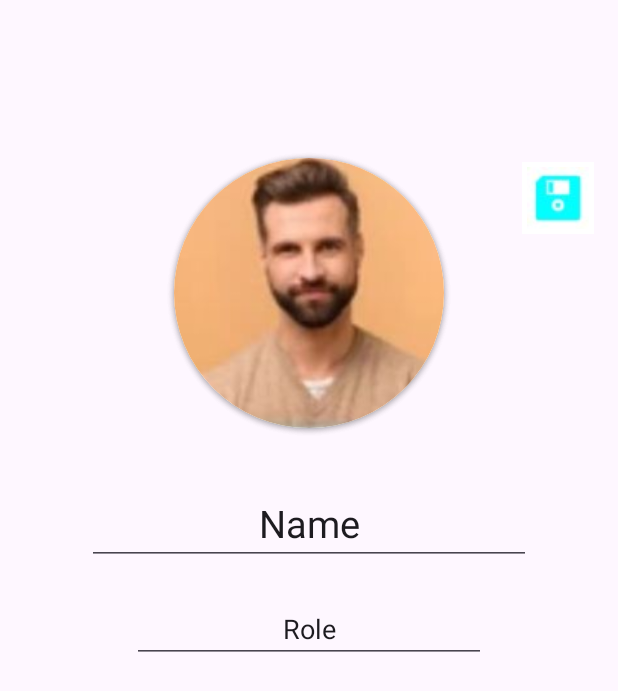
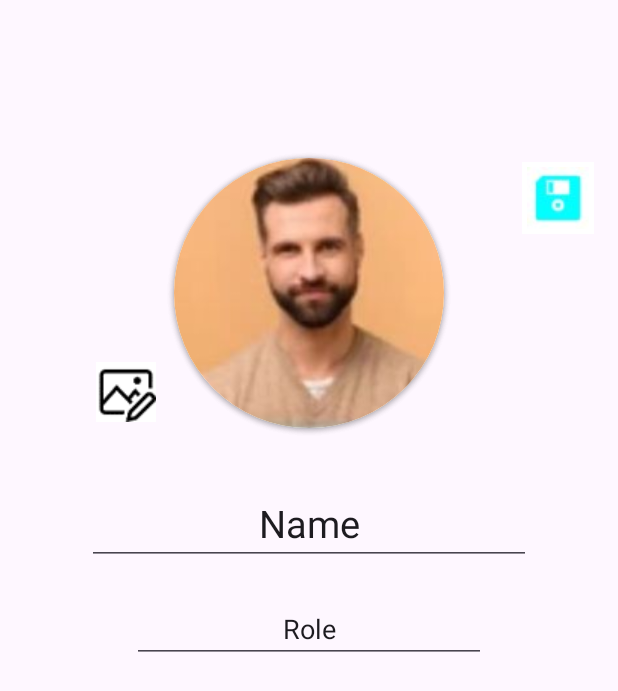
Before and after one commit to sapshmid/AICollabCanvas, an Android app: the screen it shows after launch (MainActivity), after a tap on an icon or button, on a phone screen of 412 x 824 dp. Shown: the top 691 px of the screen. Run offline under Robolectric (Android 15) with nearby library versions, the phone set to English and light mode, and no system bars.

Commit message:
Edit picture from gallery

```diff
--- a/app/src/main/java/com/example/aicollabcanvas/ProfileFragment.kt
+++ b/app/src/main/java/com/example/aicollabcanvas/ProfileFragment.kt
@@ -1,5 +1,9 @@
 package com.example.aicollabcanvas
 
+import android.app.Activity
+import android.content.Intent
+import android.media.Image
+import android.net.Uri
 import android.os.Bundle
 import androidx.fragment.app.Fragment
 import android.view.LayoutInflater
@@ -7,7 +11,10 @@ import android.view.View
 import android.view.ViewGroup
 import android.widget.EditText
 import android.widget.ImageButton
+import android.widget.ImageView
 import android.widget.TextView
+import androidx.activity.result.ActivityResultLauncher
+import androidx.activity.result.contract.ActivityResultContracts
 
 
 class ProfileFragment : Fragment() {
@@ -22,6 +29,12 @@ class ProfileFragment : Fragment() {
 
     var editProfileButton: ImageButton? = null
     var editMode: Boolean = false
+
+    var pic: Uri? = null
+    var profilePic: ImageView? = null
+    var editPictureButton: ImageButton? = null
+
+    lateinit var galleryLauncher: ActivityResultLauncher<Intent>
 
     companion object {
 
@@ -47,11 +60,22 @@ class ProfileFragment : Fragment() {
             role = it.getString(ROLE)
         }
 
+        galleryLauncher = registerForActivityResult(ActivityResultContracts.StartActivityForResult()) { result ->
+            if (result.resultCode == Activity.RESULT_OK) {
+                val selectedImageUri = result.data?.data
+                selectedImageUri?.let {
+                    profilePic?.setImageURI(it)
+                    pic = it
+                }
+            }
+        }
+
     }
 
     override fun onCreateView(
         inflater: LayoutInflater, container: ViewGroup?,
         savedInstanceState: Bundle?
+
     ): View? {
         val view = inflater.inflate(R.layout.fragment_profile, container, false)
 
@@ -68,13 +92,18 @@ class ProfileFragment : Fragment() {
         editRole?.setText(role)
 
         editProfileButton = view.findViewById(R.id.ibtnEditProfileButton)
-        editProfileButton?.setOnClickListener(::onEditStudentButtonClicked)
+        editProfileButton?.setOnClickListener(::onEditProfileButtonClicked)
+
+        profilePic = view.findViewById(R.id.ivProfilePic)
+
+        editPictureButton = view.findViewById(R.id.ibtnEditPictureButton)
+        editPictureButton?.setOnClickListener(::onEditPictureButtonClicked)
 
 
         return view
     }
 
-    fun onEditStudentButtonClicked(view: View) {
+    fun onEditProfileButtonClicked(view: View) {
         if(!editMode) {
             profileName?.visibility = View.GONE
             profileRole?.visibility = View.GONE
@@ -83,6 +112,7 @@ class ProfileFragment : Fragment() {
             editRole?.visibility = View.VISIBLE
 
             editProfileButton?.setImageResource(R.drawable.save_edit)
+            editPictureButton?.visibility = View.VISIBLE
 
             editMode = true
         } else {
@@ -99,6 +129,7 @@ class ProfileFragment : Fragment() {
             editRole?.visibility = View.GONE
 
             editProfileButton?.setImageResource(R.drawable.edit_pencil_small)
+            editPictureButton?.visibility = View.GONE
 
             editMode = false
         }
@@ -106,6 +137,15 @@ class ProfileFragment : Fragment() {
 
     }
 
+    fun onEditPictureButtonClicked(view: View) {
+
+        val galleryIntent = Intent(Intent.ACTION_PICK)
+        galleryIntent.type = "image/*"
+        galleryLauncher.launch(galleryIntent)
+
+
+    }
+
 
 
 }
--- a/app/src/main/res/layout/fragment_profile.xml
+++ b/app/src/main/res/layout/fragment_profile.xml
@@ -108,7 +108,15 @@
         app:layout_constraintEnd_toEndOf="parent"
         app:layout_constraintTop_toTopOf="parent" />
 
-
+    <ImageButton
+        android:id="@+id/ibtnEditPictureButton"
+        android:layout_width="48dp"
+        android:layout_height="48dp"
+        android:layout_marginEnd="8dp"
+        android:src="@drawable/edit_picture_small"
+        android:visibility="gone"
+        app:layout_constraintBottom_toBottomOf="@+id/cvProfilePicCard"
+        app:layout_constraintEnd_toStartOf="@+id/cvProfilePicCard" />
 
 
 </androidx.constraintlayout.widget.ConstraintLayout>
```
Also changed, not shown: app/src/main/res/drawable/edit_picture_small.png (added).
